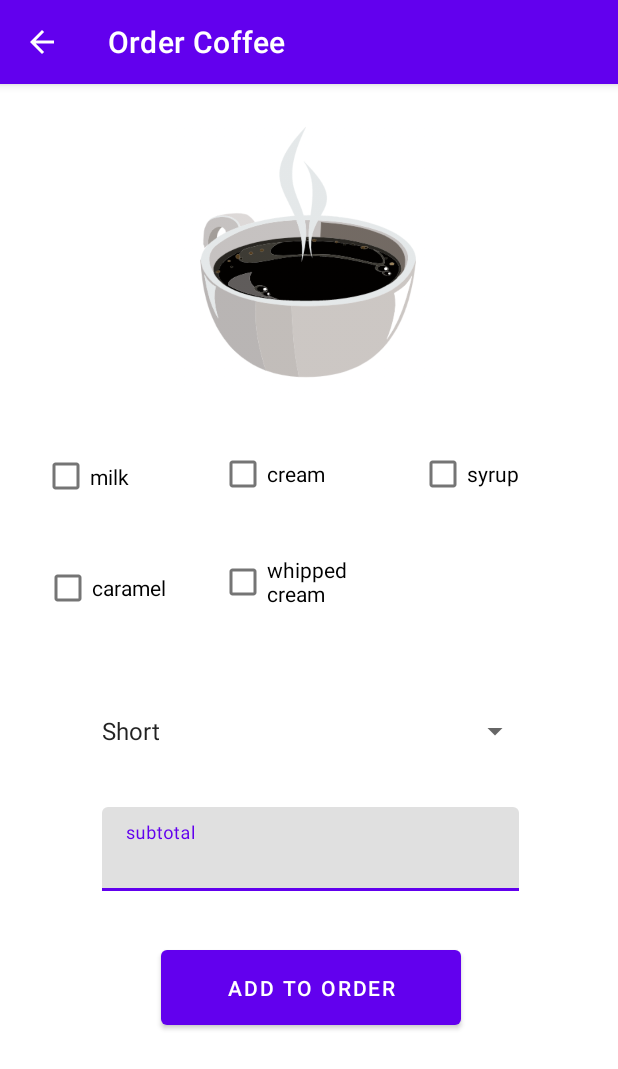
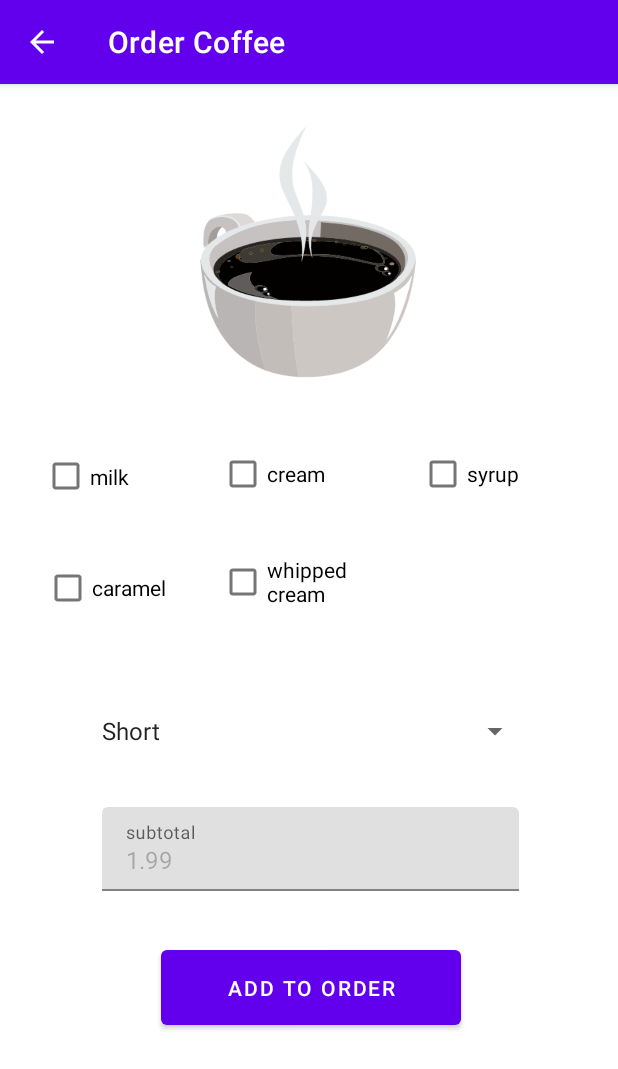
Before and after one commit to kuhuhalder/RUCafeApp, an Android app: the screen it shows after launch (OrderingCoffeeActivity), after a tap on "TODO", on a phone screen of 412 x 824 dp. Shown: the top 1069 px of the screen. Run offline under Robolectric (Android 15) with nearby library versions, the light colour scheme and no system bars.

Commit message:
donut and coffee activity

```diff
--- a/app/src/main/java/com/example/rucafeapp/MainActivity.java
+++ b/app/src/main/java/com/example/rucafeapp/MainActivity.java
@@ -11,6 +11,8 @@ import android.widget.ImageButton;
 public class MainActivity extends AppCompatActivity {
     private ImageButton launchDonuts, launchCoffeee;
     private Button currentOrderButton, storeOrdersButton;
+    protected static Order order;
+    protected static StoreOrders store;
     @Override
     protected void onCreate(Bundle savedInstanceState) {
         super.onCreate(savedInstanceState);
@@ -19,6 +21,8 @@ public class MainActivity extends AppCompatActivity {
         launchCoffeee = findViewById(R.id.MainCoffeeImage);
         currentOrderButton = findViewById(R.id.CurrentOrderMainButton);
         storeOrdersButton = findViewById(R.id.StoreOrdersMainButton);
+        order = new Order();
+        store = new StoreOrders();
     }
 
     public void launchOrderDonuts(View view)
@@ -36,7 +40,8 @@ public class MainActivity extends AppCompatActivity {
     public void launchYourOrder(View view)
     {
         Intent intent = new Intent(MainActivity.this, OrderDetailsActivity.class);
-        startActivity(intent);
+       startActivity(intent);
+
     }
     public void launchStoreOrders(View view)
     {
--- a/app/src/main/java/com/example/rucafeapp/OrderingCoffeeActivity.java
+++ b/app/src/main/java/com/example/rucafeapp/OrderingCoffeeActivity.java
@@ -2,23 +2,106 @@ package com.example.rucafeapp;
 
 import androidx.appcompat.app.AppCompatActivity;
 
+import android.content.Context;
 import android.os.Bundle;
 import android.view.View;
+import android.widget.AdapterView;
+import android.widget.CheckBox;
+import android.widget.Spinner;
+import android.widget.Toast;
+
+import com.google.android.material.textfield.TextInputEditText;
 
 public class OrderingCoffeeActivity extends AppCompatActivity implements AdapterView.OnItemSelectedListener {
 
     private Spinner size;
+    private CheckBox milk, caramel, syrup, whippedcream, cream;
+    private TextInputEditText subtotal;
+    private static final int QUANTITY = 1;
+    private Order order = MainActivity.order;
+    private static final String SHORT_BLACK = "1.99";
 
     @Override
     protected void onCreate(Bundle savedInstanceState) {
         super.onCreate(savedInstanceState);
         setContentView(R.layout.activity_ordering_coffee);
-        size= findView
-
+        size = findViewById(R.id.sizeSpinner);
+        size.setOnItemSelectedListener(this);
+        milk = findViewById(R.id.milkCheckbox);
+        caramel = findViewById(R.id.caramelCheckbox);
+        syrup = findViewById(R.id.syrupCheckbox);
+        whippedcream = findViewById(R.id.whippedCreamCheckbox);
+        cream = findViewById(R.id.creamCheckbox);
+        subtotal = findViewById(R.id.subtotalCoffee);
+        subtotal.setEnabled(false);
+        subtotal.setText(SHORT_BLACK);
     }
 
-    public void addToOrder(View view)
-    {
+    public void addToOrder(View view) {
+
+        String selectedSize = size.getSelectedItem().toString();
+        MenuItem coffee = new Coffee(selectedSize, QUANTITY);
+        if (milk.isChecked())
+            ((Coffee) coffee).add("Milk");
+        if (caramel.isChecked())
+            ((Coffee) coffee).add("Caramel");
+        if (syrup.isChecked())
+            ((Coffee) coffee).add("Syrup");
+        if (whippedcream.isChecked())
+            ((Coffee) coffee).add("Whipped Cream");
+        if (cream.isChecked())
+            ((Coffee) coffee).add("Cream");
+        coffee.itemPrice();
+        subtotal.setText(String.format("%,.2f", coffee.getPrice()));
+        order.add(coffee);
+
+        subtotal.setText(SHORT_BLACK);
+        size.setSelection(0);
+        if (milk.isChecked())
+            milk.setChecked(false);
+        if (caramel.isChecked())
+            caramel.setChecked(false);
+        if (syrup.isChecked())
+            syrup.setChecked(false);
+        if (whippedcream.isChecked())
+            whippedcream.setChecked(false);
+        if (cream.isChecked())
+            cream.setChecked(false);
+
+        Context context = getApplicationContext();
+        CharSequence text = getString(R.string.coffee_added_to_order);
+        int duration = Toast.LENGTH_SHORT;
+        Toast toast = Toast.makeText(context, text, duration);
+        toast.show();
+    }
+
+
+    @Override
+    public void onItemSelected(AdapterView<?> parent, View view, int position, long id) {
+//        String selectedSize = size.getSelectedItem().toString();
+//        MenuItem coffee = new Coffee(selectedSize, QUANTITY);
+        setSubtotal(view);
+    }
+
+    @Override
+    public void onNothingSelected(AdapterView<?> parent) {
+    }
+
+    public void setSubtotal(View view) {
+        String selectedSize = size.getSelectedItem().toString();
+        MenuItem coffee = new Coffee(selectedSize, QUANTITY);
+        if (milk.isChecked())
+            ((Coffee) coffee).add("Milk");
+        if (caramel.isChecked())
+            ((Coffee) coffee).add("Caramel");
+        if (syrup.isChecked())
+            ((Coffee) coffee).add("Syrup");
+        if (whippedcream.isChecked())
+            ((Coffee) coffee).add("Whipped Cream");
+        if (cream.isChecked())
+            ((Coffee) coffee).add("Cream");
+        coffee.itemPrice();
+        subtotal.setText(String.format("%,.2f", coffee.getPrice()));
 
     }
 }
--- a/app/src/main/res/layout/activity_ordering_coffee.xml
+++ b/app/src/main/res/layout/activity_ordering_coffee.xml
@@ -22,6 +22,7 @@
         android:layout_height="wrap_content"
         android:layout_marginStart="24dp"
         android:layout_marginTop="236dp"
+        android:onClick="setSubtotal"
         android:text="@string/cream"
         app:layout_constraintStart_toEndOf="@+id/milkCheckbox"
         app:layout_constraintTop_toTopOf="parent" />
@@ -32,6 +33,7 @@
         android:layout_height="wrap_content"
         android:layout_marginStart="20dp"
         android:layout_marginTop="236dp"
+        android:onClick="setSubtotal"
         android:text="@string/syrup"
         app:layout_constraintStart_toEndOf="@+id/creamCheckbox"
         app:layout_constraintTop_toTopOf="parent" />
@@ -41,6 +43,7 @@
         android:layout_width="113dp"
         android:layout_height="wrap_content"
         android:layout_marginTop="24dp"
+        android:onClick="setSubtotal"
         android:text="@string/whipped_cream"
         app:layout_constraintEnd_toEndOf="@+id/creamCheckbox"
         app:layout_constraintStart_toStartOf="@+id/creamCheckbox"
@@ -53,9 +56,9 @@
         android:layout_marginTop="32dp"
         android:onClick="addToOrder"
         android:text="@string/add_to_order_coffee"
-        app:layout_constraintEnd_toEndOf="@+id/textInputLayout2"
-        app:layout_constraintStart_toStartOf="@+id/textInputLayout2"
-        app:layout_constraintTop_toBottomOf="@+id/textInputLayout2" />
+        app:layout_constraintEnd_toEndOf="@+id/subtotalCoffeeLayout"
+        app:layout_constraintStart_toStartOf="@+id/subtotalCoffeeLayout"
+        app:layout_constraintTop_toBottomOf="@+id/subtotalCoffeeLayout" />
 
     <CheckBox
         android:id="@+id/milkCheckbox"
@@ -63,6 +66,7 @@
         android:layout_height="51dp"
         android:layout_marginStart="28dp"
         android:layout_marginTop="236dp"
+        android:onClick="setSubtotal"
         android:text="@string/milk"
         app:layout_constraintStart_toStartOf="parent"
         app:layout_constraintTop_toTopOf="parent" />
@@ -72,6 +76,7 @@
         android:layout_width="91dp"
         android:layout_height="49dp"
         android:layout_marginTop="24dp"
+        android:onClick="setSubtotal"
         android:text="@string/caramel"
         app:layout_constraintEnd_toEndOf="@+id/milkCheckbox"
         app:layout_constraintStart_toStartOf="@+id/milkCheckbox"
@@ -89,7 +94,7 @@
         app:srcCompat="@drawable/coffee2" />
 
     <com.google.android.material.textfield.TextInputLayout
-        android:id="@+id/textInputLayout2"
+        android:id="@+id/subtotalCoffeeLayout"
         android:layout_width="278dp"
         android:layout_height="57dp"
         android:layout_marginTop="24dp"
@@ -101,8 +106,8 @@
             android:id="@+id/subtotalCoffee"
             android:layout_width="match_parent"
             android:layout_height="wrap_content"
-            android:editable="false"
-            android:hint="@string/subtotal_coffee" />
+            android:hint="@string/subtotal_coffee"
+            android:inputType="numberDecimal" />
     </com.google.android.material.textfield.TextInputLayout>
 
 </androidx.constraintlayout.widget.ConstraintLayout>
--- a/app/src/main/res/layout/activity_ordering_donuts.xml
+++ b/app/src/main/res/layout/activity_ordering_donuts.xml
@@ -83,7 +83,7 @@
             android:id="@+id/subtotalDonut"
             android:layout_width="match_parent"
             android:layout_height="wrap_content"
-            android:editable="false"
-            android:hint="@string/subtotal_donut" />
+            android:hint="@string/subtotal_donut"
+            android:inputType="numberDecimal" />
     </com.google.android.material.textfield.TextInputLayout>
 </androidx.constraintlayout.widget.ConstraintLayout>
--- a/app/src/main/res/values/strings.xml
+++ b/app/src/main/res/values/strings.xml
@@ -30,6 +30,8 @@
     <string name="store_orders_text">Store Orders</string>
     <string name="coffee_image_view">coffee image view</string>
     <string name="donuts_image_view">donuts image view</string>
+    <string name="coffee_added_to_order">Coffee added to order</string>
+    <string name="donut_added_to_order">Donut added to order</string>
     <string-array name="quantity">
         <item>1</item>
         <item>2</item>
@@ -48,6 +50,7 @@
         <item>blueberry</item>
         <item>chocolate-frosted</item>
         <item>strawberry-frosted</item>
-        <item>Glazed</item>
+        <item>glazed</item>
+        <item>jelly holes</item>
     </string-array>
 </resources>
```
Also changed, not shown: app/src/main/java/com/example/rucafeapp/OrderingDonutsActivity.java (+43 -2 lines), app/src/main/res/layout/activity_order_details.xml (+6 -6 lines).
